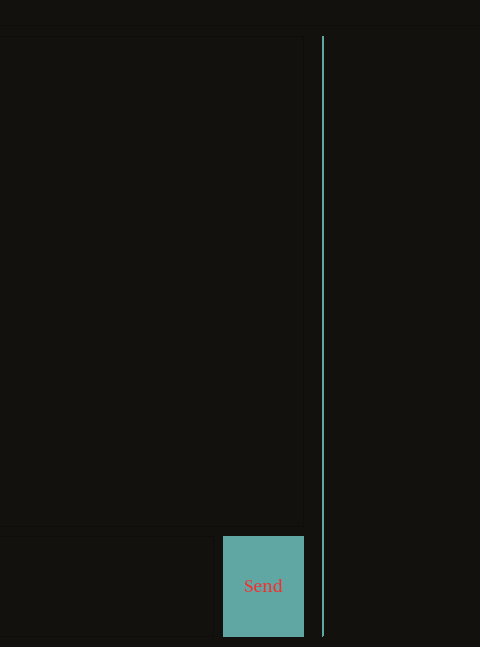
Above: GUI_Qt/messenger/messenger.ui from FundCompXbee/XBeeMessenger before the change; both pictures show x 617 to 1097 and y 0 to 647 of the 1097 by 647 pixel window. Below: the same form after it.
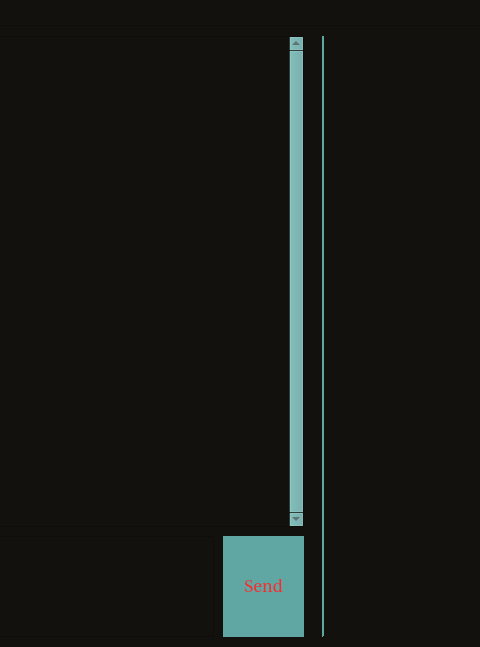
That is the form after the change.

The edit to the form file:
```diff
--- a/GUI_Qt/messenger/messenger.ui
+++ b/GUI_Qt/messenger/messenger.ui
@@ -446,6 +446,9 @@
     <property name="midLineWidth">
      <number>2</number>
     </property>
+    <property name="verticalScrollBarPolicy">
+     <enum>Qt::ScrollBarAlwaysOn</enum>
+    </property>
     <property name="horizontalScrollBarPolicy">
      <enum>Qt::ScrollBarAlwaysOff</enum>
     </property>
```
